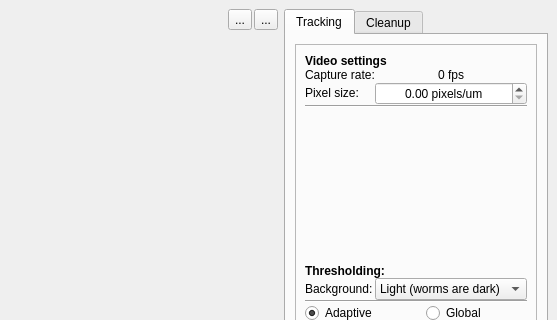
The window that mainwindow.ui (adwolfe/yawt) describes before a commit, drawn with Qt 5; both pictures show x 545 to 1102 and y 0 to 320 of the 1102 by 600 pixel window.
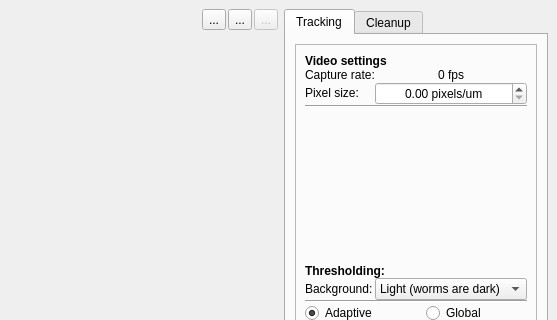
The same window after the commit. Icons and pictures are not drawn. Custom widgets are drawn as their Qt base class.

What changed in the file:
```diff
--- a/mainwindow.ui
+++ b/mainwindow.ui
@@ -190,6 +190,26 @@
           </property>
          </widget>
         </item>
+        <item>
+         <widget class="QToolButton" name="toolButton">
+          <property name="enabled">
+           <bool>false</bool>
+          </property>
+          <property name="toolTip">
+           <string>Show/Hide Tracks</string>
+          </property>
+          <property name="statusTip">
+           <string>Show/hide tracks</string>
+          </property>
+          <property name="text">
+           <string>...</string>
+          </property>
+          <property name="icon">
+           <iconset resource="resources.qrc">
+            <normaloff>:/resources/trax_alt2.svg</normaloff>:/resources/trax_alt2.svg</iconset>
+          </property>
+         </widget>
+        </item>
        </layout>
       </item>
       <item>
```
Left out of the diff: 40 changed lines with no effect on the pictures.
